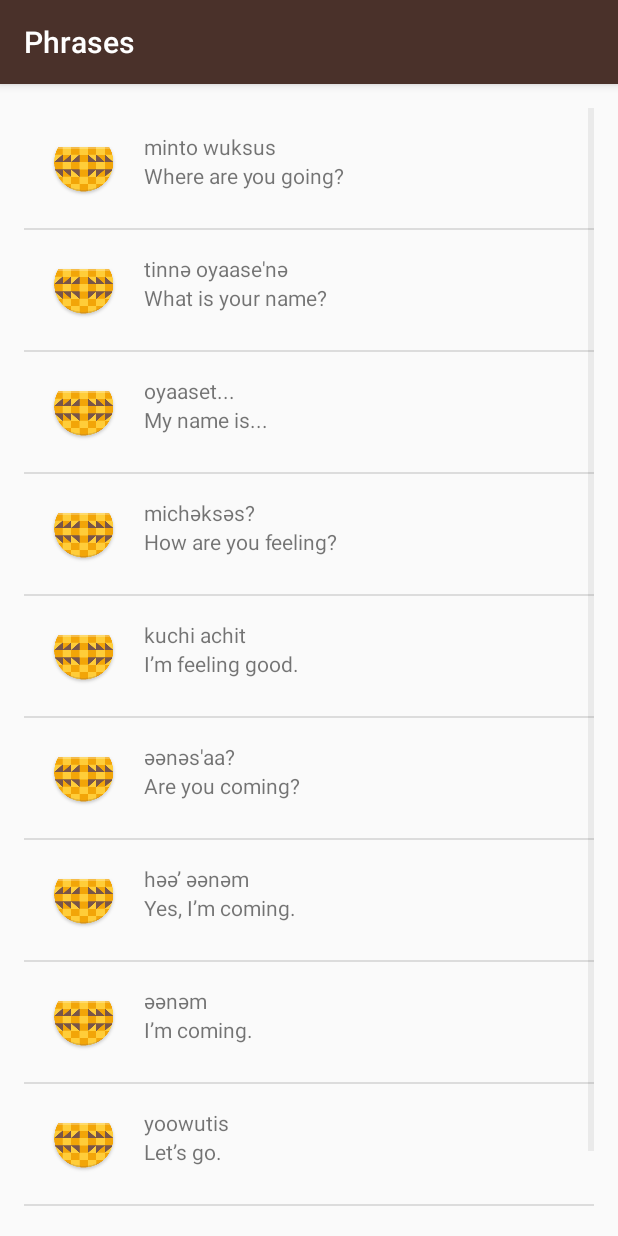
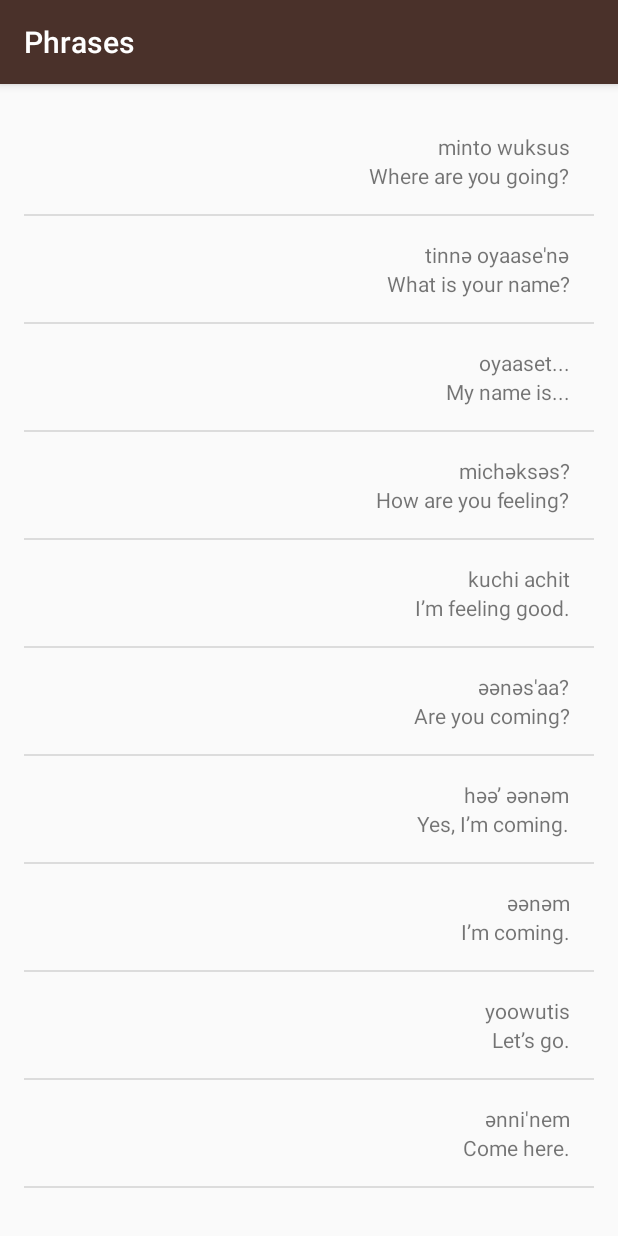
Before and after one commit to twhetzel/ud839_Miwok, an Android app: the PhraseActivity screen opened directly, with no data from a screen before it, on a phone screen of 412 x 824 dp. Run offline under Robolectric (Android 15) with nearby library versions, the phone set to English and light mode, and no system bars.

Commit message:
account for Views that do not display an image

```diff
--- a/app/src/main/java/com/example/android/miwok/WordAdapter.java
+++ b/app/src/main/java/com/example/android/miwok/WordAdapter.java
@@ -44,11 +44,17 @@ public class WordAdapter extends ArrayAdapter<Word> {
         // set this text on the number TextView
         defaultTextView.setText(currentWord.getDefaultTranslation());
 
-        // Find the ImageView in the list_item.xml layout with the ID list_item_icon
-        ImageView iconView = (ImageView) listItemView.findViewById(R.id.image);
-        // Get the image resource ID from the current AndroidFlavor object and
-        // set the image to iconView
-        iconView.setImageResource(currentWord.getImageResourceId());
+        // Find the ImageView in the list_item.xml layout with the ID image
+        ImageView imageView = (ImageView) listItemView.findViewById(R.id.image);
+        if (currentWord.hasImage()) {
+            // If an image is available, display the provided image based on the resource ID
+            imageView.setImageResource(currentWord.getImageResourceId());
+            // Make sure the view is visible
+            imageView.setVisibility(View.VISIBLE);
+        } else {
+            // Otherwise hide the ImageView (set visibility to GONE)
+            imageView.setVisibility(View.GONE);
+        }
 
         // Return the whole list item layout (containing 2 TextViews and an ImageView)
         // so that it can be shown in the ListView
```
